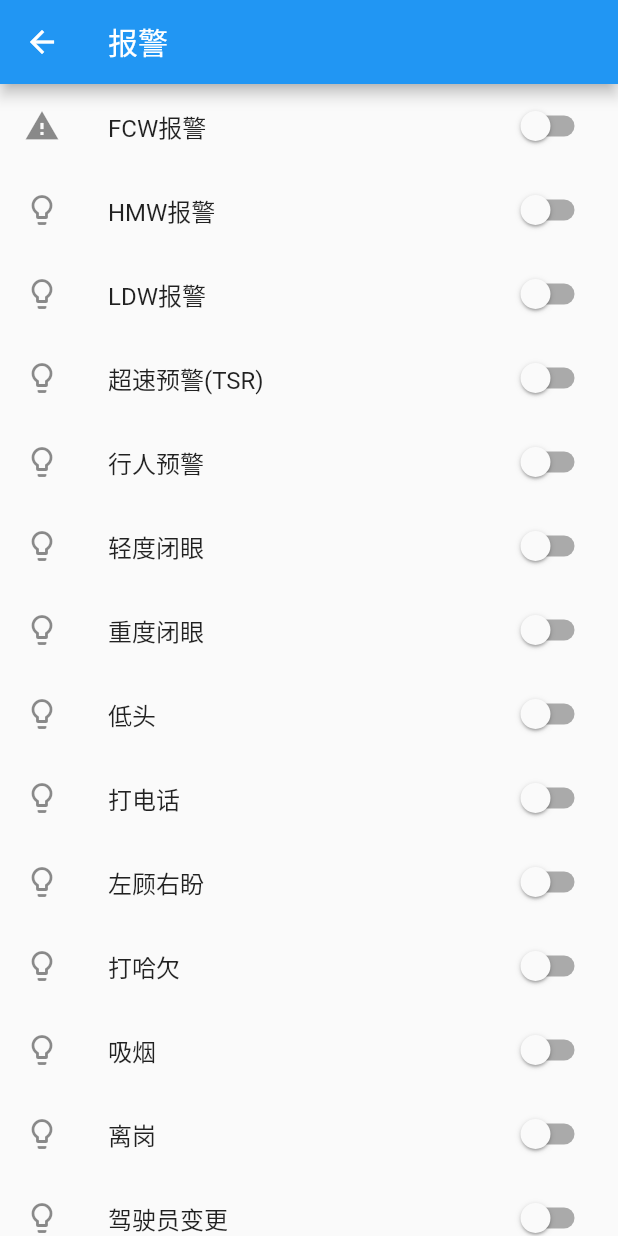
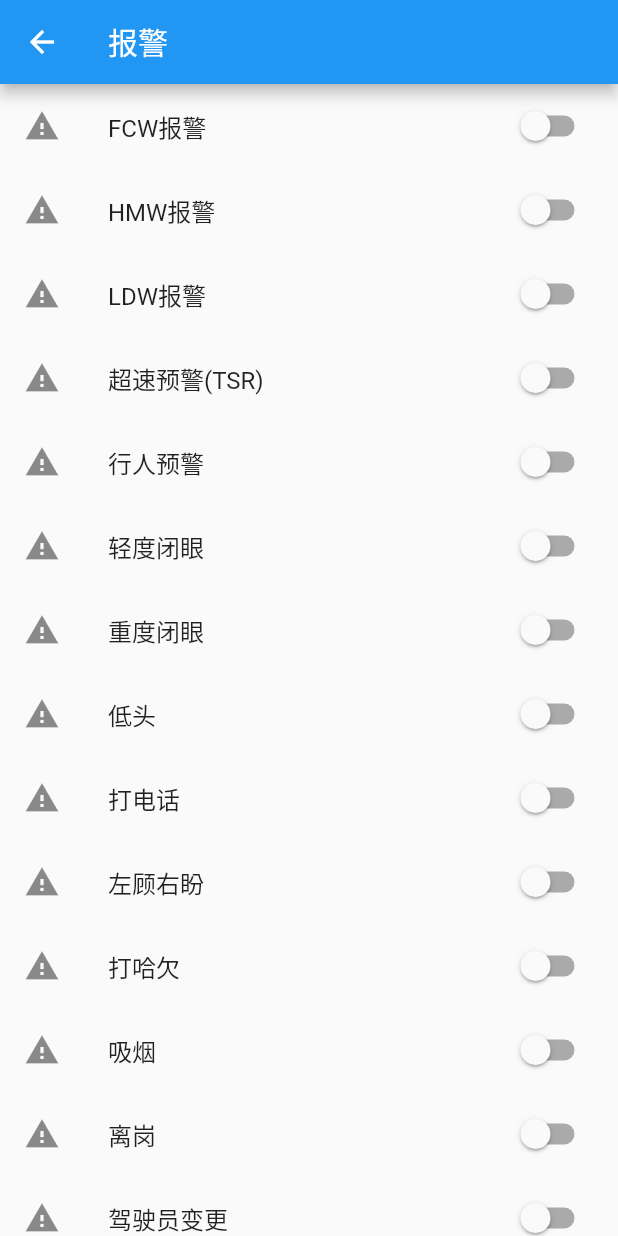
Before and after one commit to MascotWu/M4_Settings, a Flutter app: the AlertSettingsPage screen opened directly, on a phone screen of 412 x 824 dp. Run offline on Flutter 3.47's test engine with Material 2 defaults, Android fonts, the phone set to English and light mode, and no system bars; our stand-ins replace fluttertoast, rxdart.

Commit message:
优化界面

```diff
--- a/lib/alert_settings.dart
+++ b/lib/alert_settings.dart
@@ -136,7 +136,7 @@ class AlertSettingsState extends State<AlertSettingsPage> {
                 vm.addOrUpdate(
                     vm.detectFlagFile, {'enable_hmw': value.toString()});
               },
-              secondary: const Icon(Icons.lightbulb_outline),
+              secondary: const Icon(Icons.warning),
             ),
             SwitchListTile(
               title: const Text('LDW报警'),
@@ -148,7 +148,7 @@ class AlertSettingsState extends State<AlertSettingsPage> {
                 vm.addOrUpdate(
                     vm.detectFlagFile, {'enable_ldw': value.toString()});
               },
-              secondary: const Icon(Icons.lightbulb_outline),
+              secondary: const Icon(Icons.warning),
             ),
             SwitchListTile(
               title: const Text('超速预警(TSR)'),
@@ -160,7 +160,7 @@ class AlertSettingsState extends State<AlertSettingsPage> {
                 vm.addOrUpdate(
                     vm.detectFlagFile, {'enable_tsr': value.toString()});
               },
-              secondary: const Icon(Icons.lightbulb_outline),
+              secondary: const Icon(Icons.warning),
             ),
             SwitchListTile(
               title: const Text('行人预警'),
@@ -172,7 +172,7 @@ class AlertSettingsState extends State<AlertSettingsPage> {
                 vm.addOrUpdate(
                     vm.detectFlagFile, {'enable_pcw': value.toString()});
               },
-              secondary: const Icon(Icons.lightbulb_outline),
+              secondary: const Icon(Icons.warning),
             ),
             SwitchListTile(
               title: const Text('轻度闭眼'),
@@ -184,7 +184,7 @@ class AlertSettingsState extends State<AlertSettingsPage> {
                 vm.addOrUpdate(vm.dmsSetupFlagFile,
                     {'alert_item_eyeclose1': value.toString()});
               },
-              secondary: const Icon(Icons.lightbulb_outline),
+              secondary: const Icon(Icons.warning),
             ),
             SwitchListTile(
               title: const Text('重度闭眼'),
@@ -196,7 +196,7 @@ class AlertSettingsState extends State<AlertSettingsPage> {
                 vm.addOrUpdate(vm.dmsSetupFlagFile,
                     {'alert_item_eyeclose2': value.toString()});
               },
-              secondary: const Icon(Icons.lightbulb_outline),
+              secondary: const Icon(Icons.warning),
             ),
             SwitchListTile(
               title: const Text('低头'),
@@ -208,7 +208,7 @@ class AlertSettingsState extends State<AlertSettingsPage> {
                 vm.addOrUpdate(
                     vm.dmsSetupFlagFile, {'alert_item_bow': value.toString()});
               },
-              secondary: const Icon(Icons.lightbulb_outline),
+              secondary: const Icon(Icons.warning),
             ),
             SwitchListTile(
               title: const Text('打电话'),
@@ -220,7 +220,7 @@ class AlertSettingsState extends State<AlertSettingsPage> {
                 vm.addOrUpdate(vm.dmsSetupFlagFile,
                     {'alert_item_phone': value.toString()});
               },
-              secondary: const Icon(Icons.lightbulb_outline),
+              secondary: const Icon(Icons.warning),
             ),
             SwitchListTile(
               title: const Text('左顾右盼'),
@@ -232,7 +232,7 @@ class AlertSettingsState extends State<AlertSettingsPage> {
                 vm.addOrUpdate(vm.dmsSetupFlagFile,
                     {'alert_item_lookaround': value.toString()});
               },
-              secondary: const Icon(Icons.lightbulb_outline),
+              secondary: const Icon(Icons.warning),
             ),
             SwitchListTile(
               title: const Text('打哈欠'),
@@ -244,7 +244,7 @@ class AlertSettingsState extends State<AlertSettingsPage> {
                 vm.addOrUpdate(
                     vm.dmsSetupFlagFile, {'alert_item_yawn': value.toString()});
               },
-              secondary: const Icon(Icons.lightbulb_outline),
+              secondary: const Icon(Icons.warning),
             ),
             SwitchListTile(
               title: const Text('吸烟'),
@@ -256,7 +256,7 @@ class AlertSettingsState extends State<AlertSettingsPage> {
                 vm.addOrUpdate(vm.dmsSetupFlagFile,
                     {'alert_item_smoking': value.toString()});
               },
-              secondary: const Icon(Icons.lightbulb_outline),
+              secondary: const Icon(Icons.warning),
             ),
             SwitchListTile(
               title: const Text('离岗'),
@@ -268,7 +268,7 @@ class AlertSettingsState extends State<AlertSettingsPage> {
                 vm.addOrUpdate(vm.dmsSetupFlagFile,
                     {'alert_item_demobilized': value.toString()});
               },
-              secondary: const Icon(Icons.lightbulb_outline),
+              secondary: const Icon(Icons.warning),
             ),
             SwitchListTile(
               title: const Text('驾驶员变更'),
@@ -280,7 +280,7 @@ class AlertSettingsState extends State<AlertSettingsPage> {
                 vm.addOrUpdate(vm.dmsSetupFlagFile,
                     {'alert_item_driverchange': value.toString()});
               },
-              secondary: const Icon(Icons.lightbulb_outline),
+              secondary: const Icon(Icons.warning),
             ),
             SwitchListTile(
               title: const Text('遮挡'),
@@ -292,7 +292,7 @@ class AlertSettingsState extends State<AlertSettingsPage> {
                 vm.addOrUpdate(vm.dmsSetupFlagFile,
                     {'alert_item_occlusion': value.toString()});
               },
-              secondary: const Icon(Icons.lightbulb_outline),
+              secondary: const Icon(Icons.warning),
             ),
             SwitchListTile(
               title: const Text('抬头'),
@@ -304,7 +304,7 @@ class AlertSettingsState extends State<AlertSettingsPage> {
                 vm.addOrUpdate(vm.dmsSetupFlagFile,
                     {'alert_item_lookup': value.toString()});
               },
-              secondary: const Icon(Icons.lightbulb_outline),
+              secondary: const Icon(Icons.warning),
             ),
             SwitchListTile(
               title: const Text('墨镜遮挡'),
@@ -317,7 +317,7 @@ class AlertSettingsState extends State<AlertSettingsPage> {
                 vm.addOrUpdate(vm.dmsSetupFlagFile,
                     {'alert_item_eyeocclusion': value.toString()});
               },
-              secondary: const Icon(Icons.lightbulb_outline),
+              secondary: const Icon(Icons.warning),
             ),
             SwitchListTile(
               title: const Text('双手脱离方向盘'),
@@ -329,7 +329,7 @@ class AlertSettingsState extends State<AlertSettingsPage> {
                 vm.addOrUpdate(vm.dmsSetupFlagFile,
                     {'alert_item_handsoff': value.toString()});
               },
-              secondary: const Icon(Icons.lightbulb_outline),
+              secondary: const Icon(Icons.warning),
             ),
             SwitchListTile(
               title: const Text('长时间驾驶'),
@@ -342,7 +342,7 @@ class AlertSettingsState extends State<AlertSettingsPage> {
                 vm.addOrUpdate(vm.dmsSetupFlagFile,
                     {'alert_item_longtimedrive': value.toString()});
               },
-              secondary: const Icon(Icons.lightbulb_outline),
+              secondary: const Icon(Icons.warning),
             ),
           ],
         )));
--- a/lib/connection.dart
+++ b/lib/connection.dart
@@ -46,9 +46,7 @@ class _ConnectionPageState extends State<ConnectionPage> {
 
   onConnectionStatusChanged(bool isConnected) {
     if (isConnected) {
-      subscription.cancel();
-
-      Navigator.push(
+      Navigator.pushReplacement(
           context,
           new MaterialPageRoute(
               builder: (context) => HomePage(title: 'M4配置工具')));
@@ -58,7 +56,6 @@ class _ConnectionPageState extends State<ConnectionPage> {
         toastLength: Toast.LENGTH_SHORT,
         timeInSecForIos: 1,
       );
-
       setState(() {
         connectionButtonText = '连接';
       });
--- a/lib/data_source.dart
+++ b/lib/data_source.dart
@@ -20,6 +20,7 @@ class DataSourceState extends State<DataSourcePage> {
             ListTile(
               leading: const Icon(Icons.timer),
               title: Text("速度"),
+              trailing: Icon(Icons.navigate_next),
               onTap: () {
                 Navigator.push(
                     context,
@@ -85,7 +86,7 @@ class _SpeedDataSource extends State<SpeedDataSourcePage> {
               },
             ),
             ListTile(
-              leading: const Icon(Icons.wifi_tethering),
+              leading: const Icon(Icons.tap_and_play),
               title: Text("模拟信号"),
               onTap: () {
                 vm.addOrUpdate(vm.canInputJsonFile, analogConfig);
--- a/lib/jt808.dart
+++ b/lib/jt808.dart
@@ -119,7 +119,7 @@ class _Jt808ConfigState extends State<Jt808ConfigPage> {
                 _associatedWithVideo = associated;
               });
             },
-            secondary: const Icon(Icons.lightbulb_outline),
+            secondary: const Icon(Icons.ondemand_video),
           ),
           SwitchListTile(
             title: const Text('忽略速度限制'),
@@ -129,7 +129,7 @@ class _Jt808ConfigState extends State<Jt808ConfigPage> {
                 _ignoreSpeedLimitation = ignore;
               });
             },
-            secondary: const Icon(Icons.lightbulb_outline),
+            secondary: const Icon(Icons.block),
           ),
           Container(
             padding: EdgeInsets.all(8.0),
--- a/lib/protocol.dart
+++ b/lib/protocol.dart
@@ -20,6 +20,7 @@ class _ProtocolPageState extends State<ProtocolPage> {
         padding: const EdgeInsets.all(8.0),
         children: <Widget>[
           ListTile(
+            leading: const Icon(Icons.assignment),
             title: Text('天迈协议'),
             onTap: () {
               vm.addOrUpdate(vm.mProtocolJsonFile, {'protocol': 'tianmai'});
@@ -27,7 +28,9 @@ class _ProtocolPageState extends State<ProtocolPage> {
             },
           ),
           ListTile(
+            leading: const Icon(Icons.assignment),
             title: Text('JT808协议'),
+            trailing: Icon(Icons.navigate_next),
             onTap: () {
               Navigator.push(
                   context,
@@ -36,7 +39,9 @@ class _ProtocolPageState extends State<ProtocolPage> {
             },
           ),
           ListTile(
+            leading: const Icon(Icons.assignment),
             title: Text('苏标协议'),
+            trailing: Icon(Icons.navigate_next),
             onTap: () {
               Navigator.push(
                   context,
--- a/lib/subiao.dart
+++ b/lib/subiao.dart
@@ -63,7 +63,7 @@ class _SuBiaoConfigState extends State<SuBiaoConfigPage> {
                 _associatedWithVideo = associated;
               });
             },
-            secondary: const Icon(Icons.lightbulb_outline),
+            secondary: const Icon(Icons.ondemand_video),
           ),
           SwitchListTile(
             title: const Text('使用部标机信号'),
@@ -73,7 +73,7 @@ class _SuBiaoConfigState extends State<SuBiaoConfigPage> {
                 _useRtData = ignore;
               });
             },
-            secondary: const Icon(Icons.lightbulb_outline),
+            secondary: const Icon(Icons.tap_and_play),
           ),
           ListTile(
             leading: const Icon(Icons.attach_file),
--- a/pubspec.yaml
+++ b/pubspec.yaml
@@ -23,9 +23,15 @@ dependencies:
   rxdart:
   mockito: ^4.1.0
   fluttertoast: ^3.1.0
+  flutter_launcher_icons: ^0.7.2+1
   # The following adds the Cupertino Icons font to your application.
   # Use with the CupertinoIcons class for iOS style icons.
   cupertino_icons: ^0.1.2
+
+flutter_icons:
+  image_path: "assets/ic_launcher.png"
+  android: true
+  ios: true
 
 dev_dependencies:
   flutter_test:
```
Also changed, not shown: lib/camera_settings.dart (+18 -4 lines), lib/main.dart (+16 -9 lines), assets/ic_launcher.png (added), assets/ic_small.png (added), pubspec.lock.
